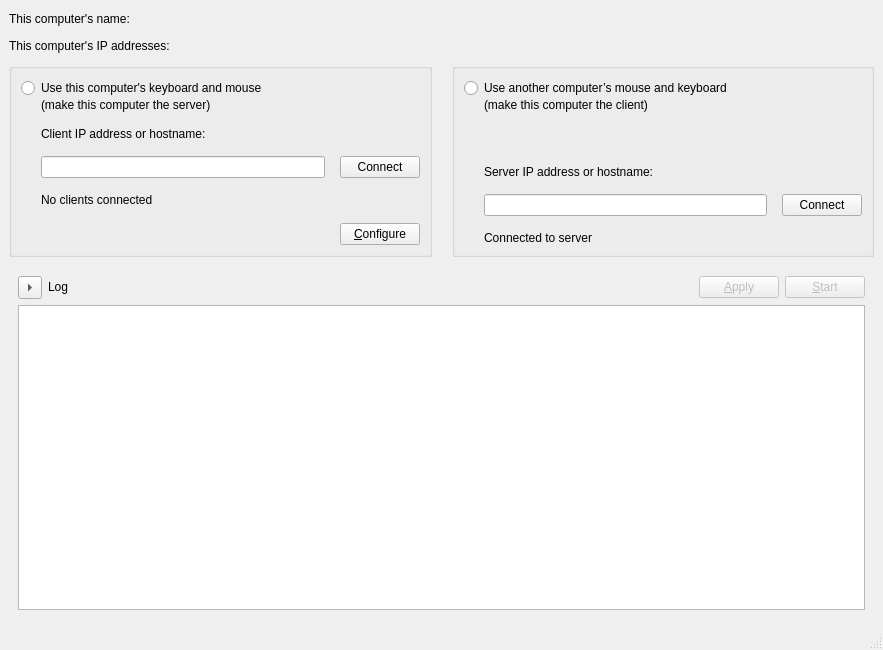
Above: src/apps/deskflow-gui/MainWindow.ui from deskflow/deskflow before the change. Below: the same form after it.
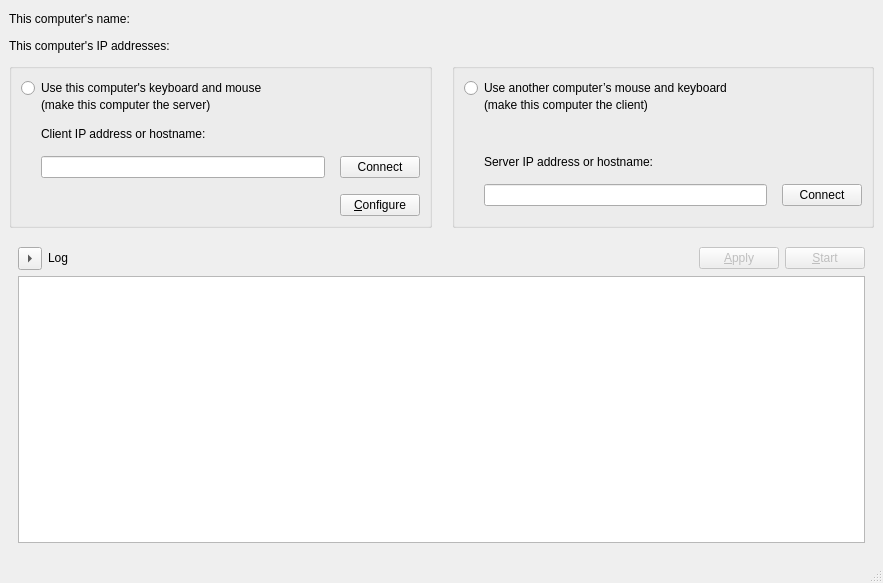
That is the form after the change. Custom widgets are drawn as their Qt base class.

Commit message: refactor: remove redundant client / server staus labels, the status label provides this info already

```diff
--- a/src/apps/deskflow-gui/MainWindow.ui
+++ b/src/apps/deskflow-gui/MainWindow.ui
@@ -7,7 +7,7 @@
     <x>0</x>
     <y>0</y>
     <width>883</width>
-    <height>650</height>
+    <height>583</height>
    </rect>
   </property>
   <property name="sizePolicy">
@@ -219,16 +219,6 @@
                </layout>
               </widget>
              </item>
-             <item>
-              <widget class="deskflow::gui::widgets::ServerStateLabel" name="labelServerState">
-               <property name="text">
-                <string>No clients connected</string>
-               </property>
-               <property name="indent">
-                <number>20</number>
-               </property>
-              </widget>
-             </item>
              <item>
               <spacer name="verticalSpacer_2">
                <property name="orientation">
@@ -383,16 +373,6 @@
                </item>
               </layout>
              </item>
-             <item>
-              <widget class="deskflow::gui::widgets::ClientStateLabel" name="m_pLabelClientState">
-               <property name="text">
-                <string>Connected to server</string>
-               </property>
-               <property name="indent">
-                <number>20</number>
-               </property>
-              </widget>
-             </item>
             </layout>
            </widget>
           </item>
@@ -512,18 +492,6 @@
   </widget>
   <widget class="QStatusBar" name="statusBar"/>
  </widget>
- <customwidgets>
-  <customwidget>
-   <class>deskflow::gui::widgets::ServerStateLabel</class>
-   <extends>QLabel</extends>
-   <header>widgets/ServerStateLabel.h</header>
-  </customwidget>
-  <customwidget>
-   <class>deskflow::gui::widgets::ClientStateLabel</class>
-   <extends>QLabel</extends>
-   <header>widgets/ClientStateLabel.h</header>
-  </customwidget>
- </customwidgets>
  <tabstops>
   <tabstop>rbModeServer</tabstop>
   <tabstop>lineClientIp</tabstop>
```
The commit also changes 6 other files.
